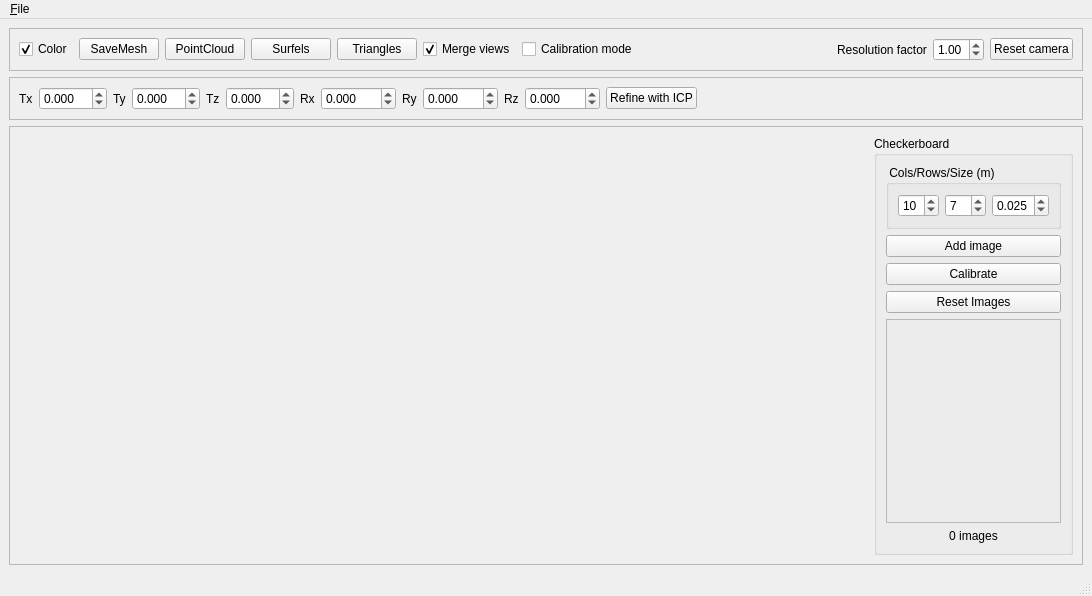
This is multikinect/View3dWindow.ui in rgbdemo/rgbdemo as Qt 5 draws it before an edit. The edited form follows.
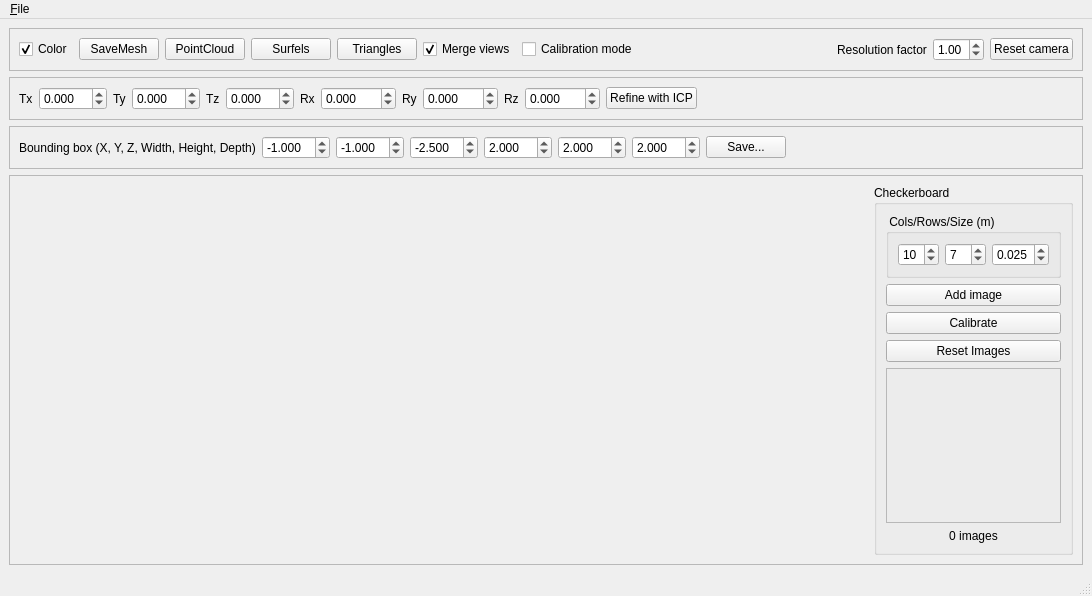
This is the edited form. Custom widgets are drawn as their Qt base class.

What changed in the file:
```diff
--- a/multikinect/View3dWindow.ui
+++ b/multikinect/View3dWindow.ui
@@ -289,6 +289,171 @@
       </layout>
      </widget>
     </item>
+    <item>
+     <widget class="QFrame" name="frame_5">
+      <property name="sizePolicy">
+       <sizepolicy hsizetype="Preferred" vsizetype="Fixed">
+        <horstretch>0</horstretch>
+        <verstretch>0</verstretch>
+       </sizepolicy>
+      </property>
+      <property name="minimumSize">
+       <size>
+        <width>0</width>
+        <height>20</height>
+       </size>
+      </property>
+      <property name="frameShape">
+       <enum>QFrame::StyledPanel</enum>
+      </property>
+      <property name="frameShadow">
+       <enum>QFrame::Raised</enum>
+      </property>
+      <layout class="QHBoxLayout" name="horizontalLayout_5">
+       <item>
+        <widget class="QLabel" name="label_8">
+         <property name="text">
+          <string>Bounding box (X, Y, Z, Width, Height, Depth)</string>
+         </property>
+        </widget>
+       </item>
+       <item>
+        <widget class="QDoubleSpinBox" name="bboxXSpinBox">
+         <property name="decimals">
+          <number>3</number>
+         </property>
+         <property name="minimum">
+          <double>-10.000000000000000</double>
+         </property>
+         <property name="maximum">
+          <double>10.000000000000000</double>
+         </property>
+         <property name="singleStep">
+          <double>0.020000000000000</double>
+         </property>
+         <property name="value">
+          <double>-1.000000000000000</double>
+         </property>
+        </widget>
+       </item>
+       <item>
+        <widget class="QDoubleSpinBox" name="bboxYSpinBox">
+         <property name="decimals">
+          <number>3</number>
+         </property>
+         <property name="minimum">
+          <double>-10.000000000000000</double>
+         </property>
+         <property name="maximum">
+          <double>10.000000000000000</double>
+         </property>
+         <property name="singleStep">
+          <double>0.010000000000000</double>
+         </property>
+         <property name="value">
+          <double>-1.000000000000000</double>
+         </property>
+        </widget>
+       </item>
+       <item>
+        <widget class="QDoubleSpinBox" name="bboxZSpinBox">
+         <property name="decimals">
+          <number>3</number>
+         </property>
+         <property name="minimum">
+          <double>-10.000000000000000</double>
+         </property>
+         <property name="maximum">
+          <double>10.000000000000000</double>
+         </property>
+         <property name="singleStep">
+          <double>0.020000000000000</double>
+         </property>
+         <property name="value">
+          <double>-2.500000000000000</double>
+         </property>
+        </widget>
+       </item>
+       <item>
+        <widget class="QDoubleSpinBox" name="bboxWidthSpinBox">
+         <property name="decimals">
+          <number>3</number>
+         </property>
+         <property name="minimum">
+          <double>-10.000000000000000</double>
+         </property>
+         <property name="maximum">
+          <double>10.000000000000000</double>
+         </property>
+         <property name="singleStep">
+          <double>0.020000000000000</double>
+         </property>
+         <property name="value">
+          <double>2.000000000000000</double>
+         </property>
+        </widget>
+       </item>
+       <item>
+        <widget class="QDoubleSpinBox" name="bboxHeightSpinBox">
+         <property name="decimals">
+          <number>3</number>
+         </property>
+         <property name="minimum">
+          <double>-10.000000000000000</double>
+         </property>
+         <property name="maximum">
+          <double>10.000000000000000</double>
+         </property>
+         <property name="singleStep">
+          <double>0.020000000000000</double>
+         </property>
+         <property name="value">
+          <double>2.000000000000000</double>
+         </property>
+        </widget>
+       </item>
+       <item>
+        <widget class="QDoubleSpinBox" name="bboxDepthSpinBox">
+         <property name="decimals">
+          <number>3</number>
+         </property>
+         <property name="minimum">
+          <double>-10.000000000000000</double>
+         </property>
+         <property name="maximum">
+          <double>10.000000000000000</double>
+         </property>
+         <property name="singleStep">
+          <double>0.020000000000000</double>
+         </property>
+         <property name="value">
+          <double>2.000000000000000</double>
+         </property>
+        </widget>
+       </item>
+       <item>
+        <widget class="QPushButton" name="saveBboxButton">
+         <property name="text">
+          <string>Save...</string>
+         </property>
+        </widget>
+       </item>
+       <item>
+        <spacer name="horizontalSpacer_3">
+         <property name="orientation">
+          <enum>Qt::Horizontal</enum>
+         </property>
+         <property name="sizeHint" stdset="0">
+          <size>
+           <width>40</width>
+           <height>20</height>
+          </size>
+         </property>
+        </spacer>
+       </item>
+      </layout>
+     </widget>
+    </item>
     <item>
      <widget class="QFrame" name="frame_2">
       <property name="frameShape">
@@ -450,18 +615,18 @@
   <widget class="QStatusBar" name="statusbar"/>
  </widget>
  <customwidgets>
-  <customwidget>
-   <class>CalibrationMeshViewer</class>
-   <extends>QWidget</extends>
-   <header>View3dWindow.h</header>
-   <container>1</container>
-  </customwidget>
   <customwidget>
    <class>ntk::ImageWidget</class>
    <extends>QWidget</extends>
    <header location="global">ntk/gui/image_widget.h</header>
    <container>1</container>
   </customwidget>
+  <customwidget>
+   <class>CalibrationMeshViewer</class>
+   <extends>QWidget</extends>
+   <header>View3dWindow.h</header>
+   <container>1</container>
+  </customwidget>
  </customwidgets>
  <resources/>
  <connections/>
```
